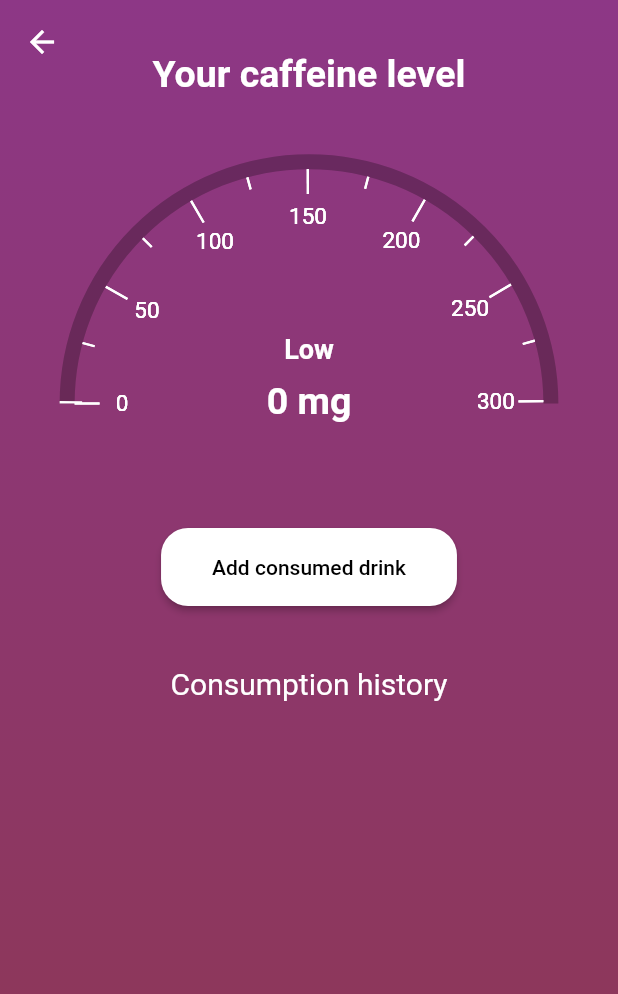
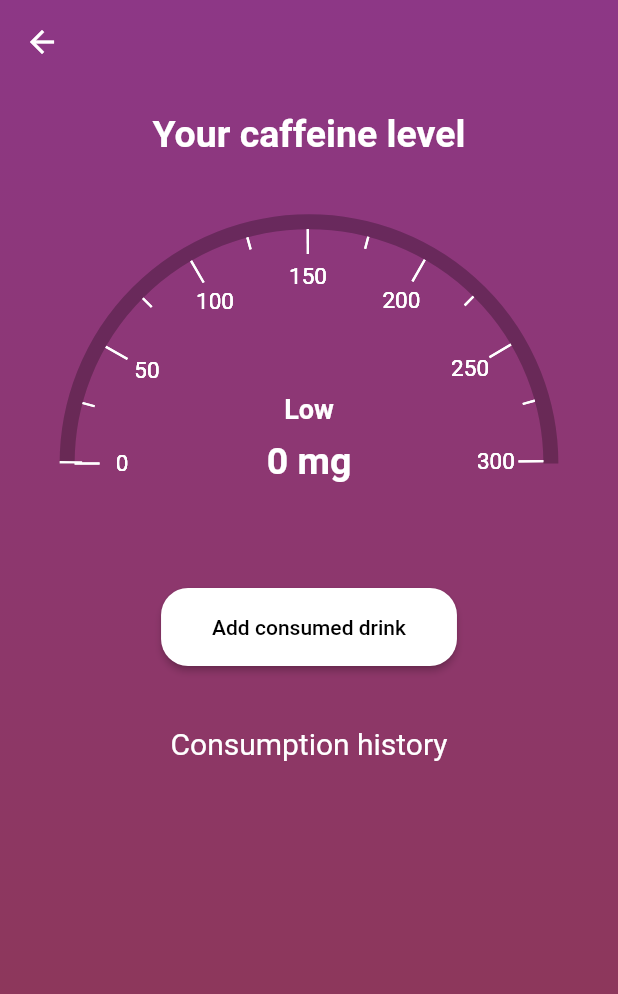
Before and after one commit to rikardro/HarmonyHub, a Flutter app: the CaffeineDetailedView screen opened directly, on a phone screen of 412 x 824 dp. Shown: the top 994 px of the screen. Run offline on Flutter 3.47's test engine with Material 2 defaults, Android fonts, the phone set to English and light mode, and no system bars; drawn by our look-alikes of syncfusion_flutter_gauges; our stand-ins replace audioplayers, bloc, cloud_firestore, equatable, firebase_auth, firebase_core and 3 more; missing offline and left inert: geolocator_platform_interface; accounts and stored records are empty; statements that could not run were skipped.

Commit message:
adjusted to apple iOS

```diff
--- a/healthapp/lib/caffeine_detailed_view.dart
+++ b/healthapp/lib/caffeine_detailed_view.dart
@@ -58,6 +58,7 @@ class _CaffeineDetailedViewState extends State<CaffeineDetailedView> {
                       margin: const EdgeInsets.only(top: 35),
                       child: Column(
                         children: [
+                          const SizedBox(height: 40,),
                           const Text(
                             "Your caffeine level",
                             style: TextStyle(
@@ -88,6 +89,7 @@ class _CaffeineDetailedViewState extends State<CaffeineDetailedView> {
 
                                             Center(
                                                 child: SfRadialGauge(
+                                                  enableLoadingAnimation: true, animationDuration: 4500,
                                                   axes: <RadialAxis>[
                                                     RadialAxis(
                                                       minimum: 0, maximum: 301,
@@ -114,14 +116,15 @@ class _CaffeineDetailedViewState extends State<CaffeineDetailedView> {
 
                                             Center(
                                               child: SfRadialGauge(
+                                                enableLoadingAnimation: true, animationDuration: 4500,
                                               axes: <RadialAxis>[
                                                 RadialAxis(
                                                   minimum: 0, maximum: 300,
                                                   startAngle: 180, endAngle: 0,
                                                   ranges: <GaugeRange>[
-                                                  GaugeRange(startValue: 0, endValue: min(50, roundedAmount.toDouble()), color:Colors.green, startWidth: 14, endWidth: 14,),
-                                                  GaugeRange(startValue: 50,endValue: max(50, min(200, roundedAmount.toDouble())), color: Colors.orange, startWidth: 14, endWidth: 14,),
-                                                  GaugeRange(startValue: 200,endValue: max(200, min(299, roundedAmount.toDouble())),color: Colors.red, startWidth: 14, endWidth: 14,)],
+                                                  GaugeRange(startValue: 0, endValue: min(50, roundedAmount.toDouble()-1), color:Colors.green, startWidth: 14, endWidth: 14,),
+                                                  GaugeRange(startValue: 50,endValue: max(50, min(200, roundedAmount.toDouble()-1)), color: Colors.orange, startWidth: 14, endWidth: 14,),
+                                                  GaugeRange(startValue: 200,endValue: max(200, min(299, roundedAmount.toDouble()-1)),color: Colors.red, startWidth: 14, endWidth: 14,)],
                                                   // pointers: <GaugePointer>[NeedlePointer(value: roundedAmount.toDouble())],
                                                   showLabels: false,
                                                   showTicks: false,
@@ -130,6 +133,7 @@ class _CaffeineDetailedViewState extends State<CaffeineDetailedView> {
 
                                               Center(
                                                 child: SfRadialGauge(
+                                                  enableLoadingAnimation: true, animationDuration: 4500,
                                                   axes: <RadialAxis>[
                                                     RadialAxis(
                                                       minimum: 0, maximum: 301,
```
